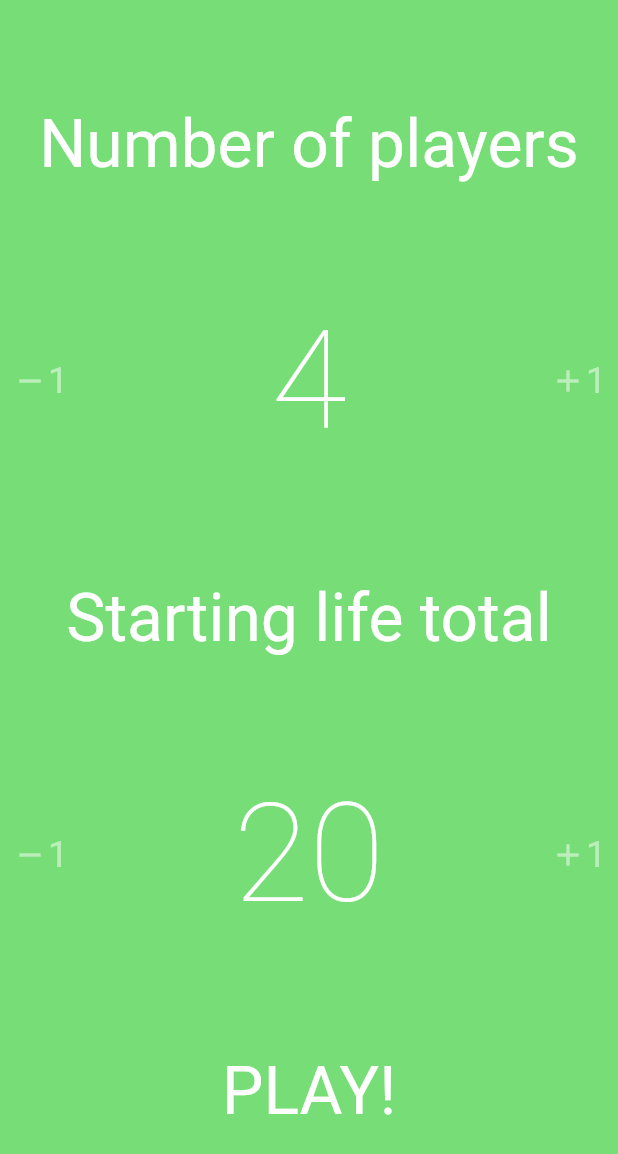
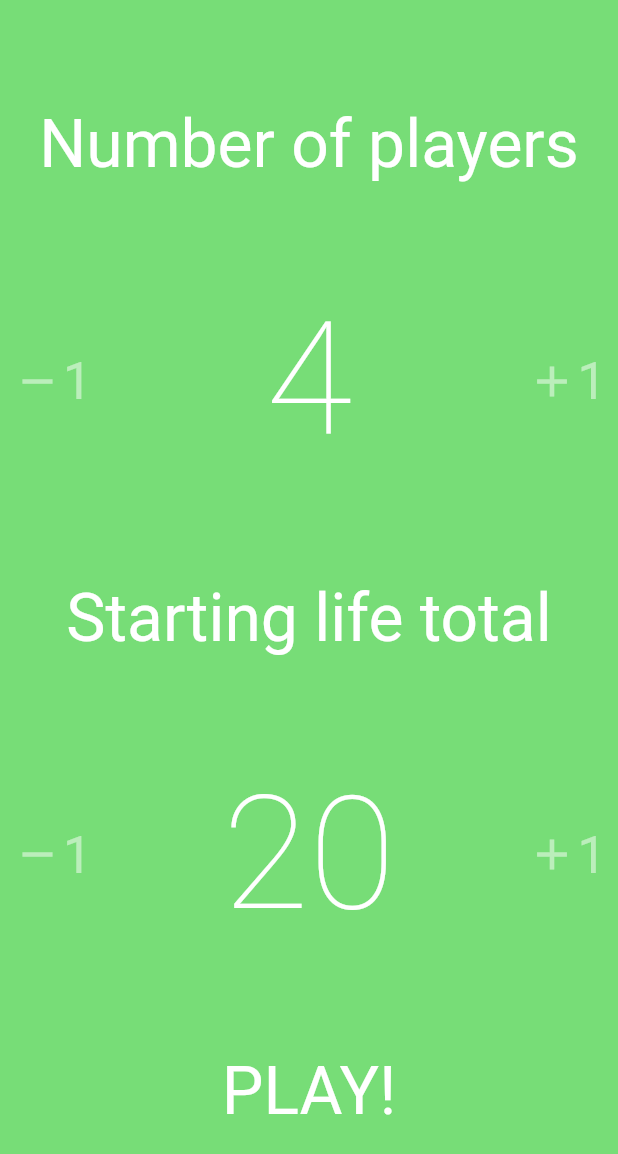
Before and after one commit to Akurom/mtg_roulette, a Flutter app: the screen it shows after launch, on a phone screen of 412 x 824 dp. Shown: the top 1154 px of the screen. Run offline on Flutter 3.47's test engine with Material 2 defaults, Android fonts, the phone set to English and light mode, and no system bars; our stand-ins replace google_fonts.

Commit message:
added tiny option - testing

```diff
--- a/lib/const/size_constants.dart
+++ b/lib/const/size_constants.dart
@@ -7,6 +7,7 @@ class SizeConstants {
     // --- Padding
   static const double standardPaddingRatio = 1/26;
   static const double smallPaddingRatio = 1/52;
+  static const double tinySmallPaddingRatio = 1/52 * 0.75;
 
   // --- Counter
   static const double minCounterButtonRatio = 1/8;
--- a/lib/main.dart
+++ b/lib/main.dart
@@ -51,8 +51,14 @@ class MyApp extends StatelessWidget {
               displayLarge: GoogleFonts.roboto(fontSize: 92.0, color: ColorConstants.main),
               displayMedium: GoogleFonts.roboto(fontSize: 44.0, color: ColorConstants.main),
               displaySmall: GoogleFonts.roboto(fontSize: 24.0, color: ColorConstants.main),
+              headlineLarge: GoogleFonts.roboto(color: ColorConstants.main),
+              headlineMedium: GoogleFonts.roboto(color: ColorConstants.main),
+              headlineSmall: GoogleFonts.roboto(color: ColorConstants.main),
+              bodyLarge: GoogleFonts.roboto(color: ColorConstants.main),
+              bodySmall: GoogleFonts.roboto(color: ColorConstants.main),
+              labelLarge: GoogleFonts.roboto(color: ColorConstants.main),
+              labelMedium: GoogleFonts.roboto(color: ColorConstants.main),
               labelSmall: GoogleFonts.roboto(color: ColorConstants.main),
-              headlineSmall: GoogleFonts.roboto(color: ColorConstants.main),
             ),
           ),
           // ----------- routes
--- a/lib/views/screens/creation_screen.dart
+++ b/lib/views/screens/creation_screen.dart
@@ -57,7 +57,6 @@ class CreationScreen extends StatelessWidget {
                     model: _playersCounter,
                     lowLimit: 2,
                     highLimit: 6,
-                    //onChanged: _updateNbPlayers,
                   ),
 
                   // starting life total
--- a/lib/views/widgets/center_menu.dart
+++ b/lib/views/widgets/center_menu.dart
@@ -3,7 +3,6 @@ import 'package:mtg_roulette/commands/menu/set_menu_ready_command.dart';
 import 'package:mtg_roulette/commands/player/clear_all_highlighted_command.dart';
 import 'package:mtg_roulette/commands/menu/pick_random_player_command.dart';
 import 'package:mtg_roulette/commands/menu/toggle_menu_command.dart';
-import 'package:mtg_roulette/commands/menu/toggle_menu_ready_command.dart';
 import 'package:mtg_roulette/const/size_constants.dart';
 import 'package:mtg_roulette/models/menu_model.dart';
 import 'package:mtg_roulette/tools/tools.dart';
--- a/lib/views/widgets/counter/counter.dart
+++ b/lib/views/widgets/counter/counter.dart
@@ -16,9 +16,17 @@ class Counter extends StatelessWidget {
   final CounterModel _counterModel;
   final int? lowLimit, highLimit;
   final List<int> paces;
+  final bool tiny;
   final voidCallback? callback;
 
-  const Counter({Key? key, required CounterModel model, this.lowLimit, this.highLimit, this.paces = const [1], this.callback})
+  const Counter(
+      {Key? key,
+      required CounterModel model,
+      this.lowLimit,
+      this.highLimit,
+      this.paces = const [1],
+      this.tiny = false,
+      this.callback})
       : _counterModel = model,
         super(key: key);
 
@@ -38,39 +46,30 @@ class Counter extends StatelessWidget {
     return Container(
       height: screenWidth(context) * 3 / 10,
       child: Row(
-        mainAxisAlignment: MainAxisAlignment.center,
+        mainAxisAlignment: MainAxisAlignment.spaceBetween,
         children: [
-          Expanded(
-            child: Column(
+          Column(
+            crossAxisAlignment: CrossAxisAlignment.start,
             children: [
-                for (int pace in paces) CounterButton(pace: -pace, onClicked: _onClicked),
+              for (int pace in paces) CounterButton(pace: -pace, tiny: tiny, onClicked: _onClicked),
             ],
           ),
-          ),
-          ConstrainedBox(
-            constraints: BoxConstraints(
-              maxWidth: screenWidth(context) -
-                  screenWidth(context) *
-                      (2 * SizeConstants.commanderTagWidth.hypotenuse +
-                         6 * SizeConstants.smallPaddingRatio +
-                          2 * SizeConstants.minCounterButtonRatio),
-              //maxHeight: screenWidth(context) * 3 / 10
-            ),
-            child: ChangeNotifierProvider<CounterModel>.value(
+          ChangeNotifierProvider<CounterModel>.value(
             value: _counterModel,
             child: Consumer<CounterModel>(
               builder: (context, counter, child) {
-                  return CounterDigits(count: counter.count, callback: callback,);
+                return CounterDigits(
+                  count: counter.count,
+                  callback: callback,
+                );
               },
             ),
           ),
-          ),
-          Expanded(
-            child: Column(
+          Column(
+            crossAxisAlignment: CrossAxisAlignment.end,
             children: [
-                for (int pace in paces) CounterButton(pace: pace, onClicked: _onClicked),
+              for (int pace in paces) CounterButton(pace: pace, tiny: tiny, onClicked: _onClicked),
             ],
-            ),
           ),
         ],
       ),
--- a/lib/views/widgets/counter/counter_button.dart
+++ b/lib/views/widgets/counter/counter_button.dart
@@ -12,9 +12,10 @@ typedef void IntCallback(int c);
 
 class CounterButton extends StatelessWidget {
   final int pace;
+  final bool tiny;
   final IntCallback onClicked;
 
-  const CounterButton({Key? key, this.pace = 1, required this.onClicked}) : super(key: key);
+  const CounterButton({Key? key, this.pace = 1, required this.onClicked, this.tiny = false}) : super(key: key);
 
   void _handleTap(pace) {
     onClicked(pace);
@@ -23,6 +24,18 @@ class CounterButton extends StatelessWidget {
   @override
   Widget build(BuildContext context) {
     log('CounterButton built.');
+
+    TextStyle textStyle;
+    double padding;
+
+    if (tiny) {
+      textStyle = Theme.of(context).textTheme.bodyLarge!;
+      padding = SizeConstants.tinySmallPaddingRatio;
+    } else {
+      textStyle = Theme.of(context).textTheme.headlineMedium!;
+      padding = SizeConstants.smallPaddingRatio;
+    }
+
     late Timer _timer;
 
     int modified = 0;
@@ -34,16 +47,18 @@ class CounterButton extends StatelessWidget {
         child: Opacity(
           opacity: 0.5,
           child: Padding(
-            padding: EdgeInsets.symmetric(horizontal: screenWidth(context) * SizeConstants.smallPaddingRatio),
+            padding: (pace < 0)
+                ? EdgeInsets.only(left: screenWidth(context) * padding)
+                : EdgeInsets.only(right: screenWidth(context) * padding),
             child: Row(
               mainAxisAlignment: pace > 0 ? MainAxisAlignment.end : MainAxisAlignment.start,
               children: [
                 Icon(
                   (pace > 0) ? Icons.add : Icons.remove,
                   color: ColorConstants.main,
-                  size: Theme.of(context).textTheme.headlineSmall!.fontSize,
+                  size: textStyle.fontSize, //Theme.of(context).textTheme.displaySmall!.fontSize,
                 ),
-                Text(pace.abs().toString(), style: Theme.of(context).textTheme.headlineSmall),
+                Text(pace.abs().toString(), style: textStyle /*Theme.of(context).textTheme.displaySmall*/),
               ],
             ),
           ),
--- a/lib/views/widgets/counter/counter_digits.dart
+++ b/lib/views/widgets/counter/counter_digits.dart
@@ -13,15 +13,17 @@ class CounterDigits extends StatelessWidget {
   @override
   Widget build(BuildContext context) {
     log('CounterDigits built.');
-    return InkWell(
-      child: FittedBox(
-        fit: BoxFit.fitWidth,
-        child: Text(
-          count.toString(),
-          style: Theme.of(context).textTheme.displayLarge,
+    return Expanded(
+      child: InkWell(
+        child: FittedBox(
+          fit: BoxFit.fitHeight,
+          child: Text(
+            count.toString(),
+            style: Theme.of(context).textTheme.displayLarge,
+          ),
         ),
+        onLongPress: callback,
       ),
-      onLongPress: callback,
     );
   }
 }
```
Also changed, not shown: lib/views/layouts/five_players.dart (+36 -11 lines), lib/views/layouts/six_players.dart (+47 -22 lines), lib/views/widgets/commander_damage_bar.dart (+8 -6 lines), lib/views/widgets/markers_bar.dart (+35 -14 lines), lib/views/widgets/player.dart (+7 -8 lines). Lines whose indentation alone changed are shown as unchanged.
